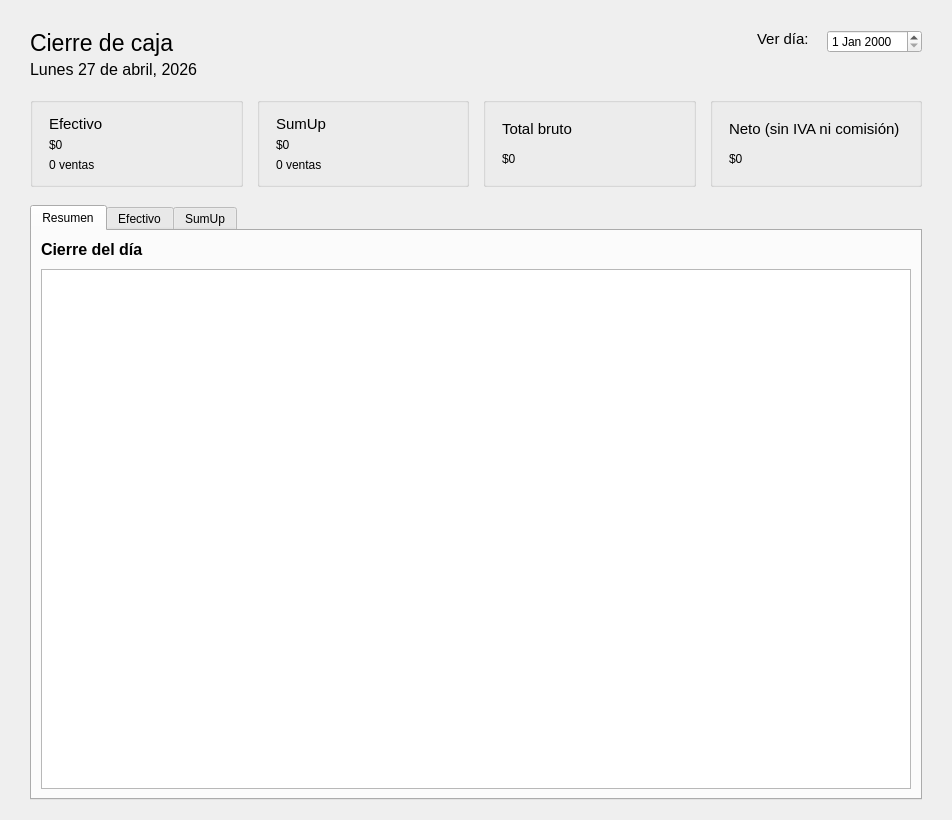
First picture: the form in src/ui/views/resumen_caja.ui, repository Lokyui/cuartoambulanteapp, before the edit.
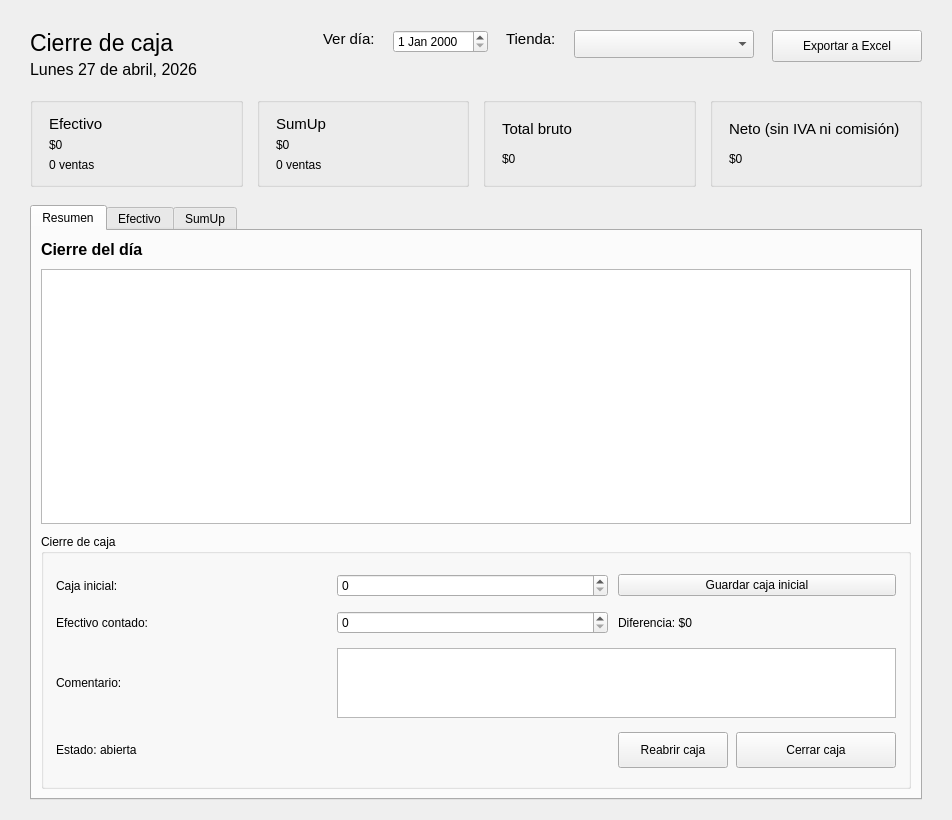
Second picture: the form after the edit. Custom widgets are drawn as their Qt base class.

Patch:
```diff
--- a/src/ui/views/resumen_caja.ui
+++ b/src/ui/views/resumen_caja.ui
@@ -54,6 +54,24 @@
      <item alignment="Qt::AlignTop">
       <widget class="FechaEdit" name="fechaEdit"/>
      </item>
+     <item alignment="Qt::AlignTop">
+      <widget class="QLabel" name="lblTiendaTexto">
+       <property name="text"><string>Tienda:</string></property>
+       <property name="font"><font><pointsize>11</pointsize></font></property>
+      </widget>
+     </item>
+     <item alignment="Qt::AlignTop">
+      <widget class="QComboBox" name="cmbTienda">
+       <property name="minimumSize"><size><width>180</width><height>28</height></size></property>
+      </widget>
+     </item>
+     <item alignment="Qt::AlignTop">
+      <widget class="QPushButton" name="btnExportarCierre">
+       <property name="minimumSize"><size><width>150</width><height>32</height></size></property>
+       <property name="class" stdset="0"><string>btn-info</string></property>
+       <property name="text"><string>Exportar a Excel</string></property>
+      </widget>
+     </item>
     </layout>
    </item>
 
@@ -211,6 +229,78 @@
          <column><property name="text"><string/></property></column>
         </widget>
        </item>
+       <item>
+        <widget class="QGroupBox" name="grpCierre">
+         <property name="title"><string>Cierre de caja</string></property>
+         <layout class="QGridLayout">
+          <property name="leftMargin"><number>12</number></property>
+          <property name="topMargin"><number>14</number></property>
+          <property name="rightMargin"><number>12</number></property>
+          <property name="bottomMargin"><number>12</number></property>
+          <property name="horizontalSpacing"><number>10</number></property>
+          <property name="verticalSpacing"><number>8</number></property>
+
+          <item row="0" column="0">
+           <widget class="QLabel"><property name="text"><string>Caja inicial:</string></property></widget>
+          </item>
+          <item row="0" column="1">
+           <widget class="MontoSpinBox" name="spinCajaInicial"/>
+          </item>
+          <item row="0" column="2">
+           <widget class="QPushButton" name="btnGuardarInicial">
+            <property name="class" stdset="0"><string>btn-secundario</string></property>
+            <property name="text"><string>Guardar caja inicial</string></property>
+           </widget>
+          </item>
+
+          <item row="1" column="0">
+           <widget class="QLabel"><property name="text"><string>Efectivo contado:</string></property></widget>
+          </item>
+          <item row="1" column="1">
+           <widget class="MontoSpinBox" name="spinEfectivoReal"/>
+          </item>
+          <item row="1" column="2">
+           <widget class="QLabel" name="lblDiferencia">
+            <property name="text"><string>Diferencia: $0</string></property>
+           </widget>
+          </item>
+
+          <item row="2" column="0">
+           <widget class="QLabel"><property name="text"><string>Comentario:</string></property></widget>
+          </item>
+          <item row="2" column="1" colspan="2">
+           <widget class="QTextEdit" name="txtComentarioCaja">
+            <property name="maximumSize"><size><width>16777215</width><height>70</height></size></property>
+           </widget>
+          </item>
+
+          <item row="3" column="0" colspan="2">
+           <widget class="QLabel" name="lblEstadoCierre">
+            <property name="text"><string>Estado: abierta</string></property>
+           </widget>
+          </item>
+          <item row="3" column="2">
+           <layout class="QHBoxLayout">
+            <property name="spacing"><number>8</number></property>
+            <item>
+             <widget class="QPushButton" name="btnReabrirCaja">
+              <property name="minimumSize"><size><width>110</width><height>36</height></size></property>
+              <property name="class" stdset="0"><string>btn-secundario</string></property>
+              <property name="text"><string>Reabrir caja</string></property>
+             </widget>
+            </item>
+            <item>
+             <widget class="QPushButton" name="btnCerrarCaja">
+              <property name="minimumSize"><size><width>160</width><height>36</height></size></property>
+              <property name="class" stdset="0"><string>btn-primario</string></property>
+              <property name="text"><string>Cerrar caja</string></property>
+             </widget>
+            </item>
+           </layout>
+          </item>
+         </layout>
+        </widget>
+       </item>
       </layout>
      </widget>
 
@@ -270,6 +360,11 @@
    <extends>QDateEdit</extends>
    <header>src.ui.utils</header>
   </customwidget>
+  <customwidget>
+   <class>MontoSpinBox</class>
+   <extends>QSpinBox</extends>
+   <header>src.ui.utils</header>
+  </customwidget>
  </customwidgets>
  <resources/>
  <connections/>
```
